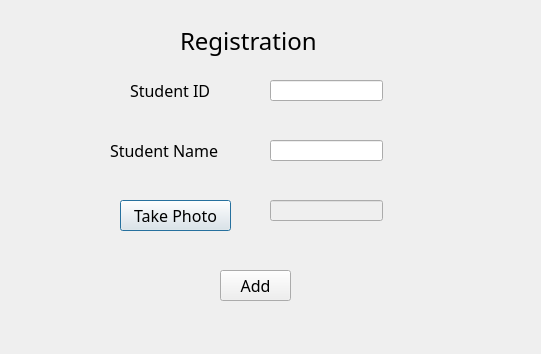
This is UI/registration.ui in MUST-Quick-Fry/Face-Recognition-Sign-In-System as Qt 5 draws it before an edit. The edited form follows.
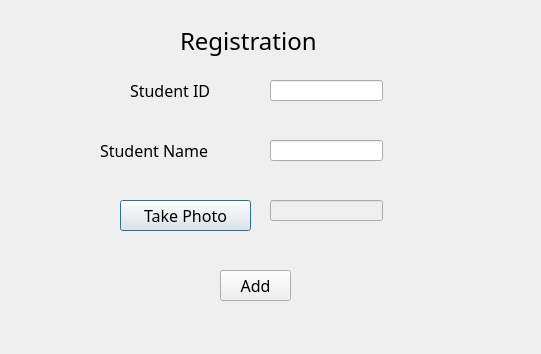
This is the edited form.

```diff
--- a/UI/registration.ui
+++ b/UI/registration.ui
@@ -18,7 +18,7 @@
     <rect>
      <x>180</x>
      <y>10</y>
-     <width>171</width>
+     <width>221</width>
      <height>61</height>
     </rect>
    </property>
@@ -35,9 +35,9 @@
   <widget class="QLabel" name="label_3">
    <property name="geometry">
     <rect>
-     <x>110</x>
+     <x>100</x>
      <y>140</y>
-     <width>151</width>
+     <width>161</width>
      <height>21</height>
     </rect>
    </property>
@@ -66,7 +66,7 @@
     <rect>
      <x>130</x>
      <y>80</y>
-     <width>111</width>
+     <width>131</width>
      <height>20</height>
     </rect>
    </property>
@@ -95,7 +95,7 @@
     <rect>
      <x>120</x>
      <y>200</y>
-     <width>111</width>
+     <width>131</width>
      <height>31</height>
     </rect>
    </property>
```
Left out of the diff: 16 changed lines with no effect on the pictures.
